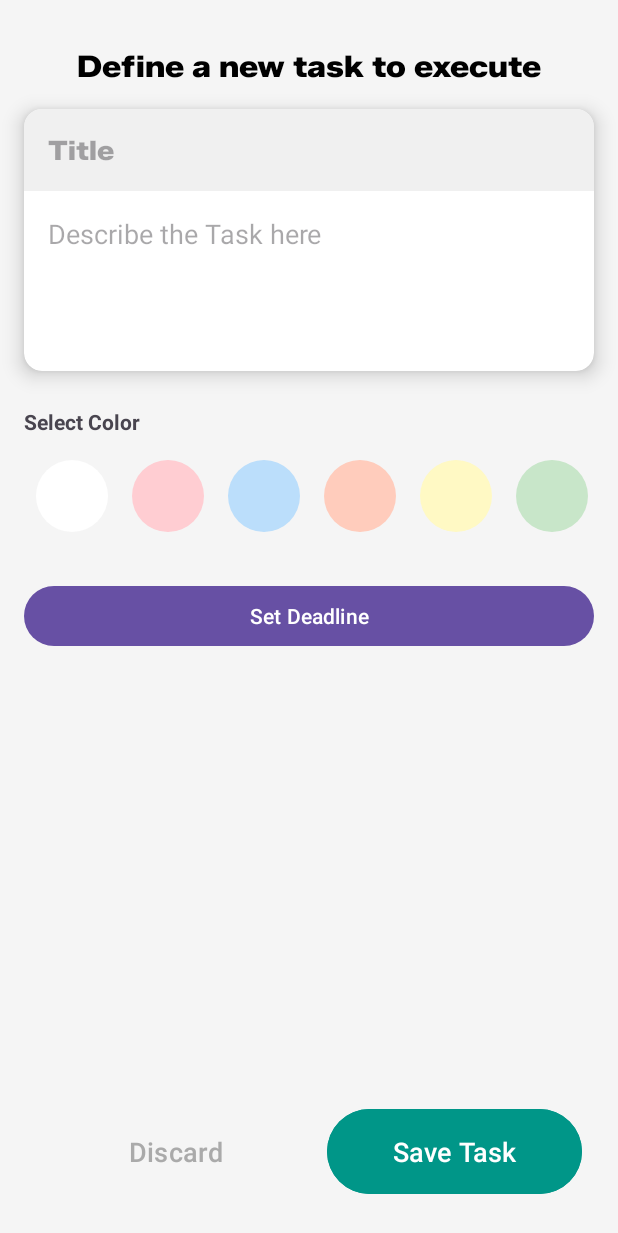
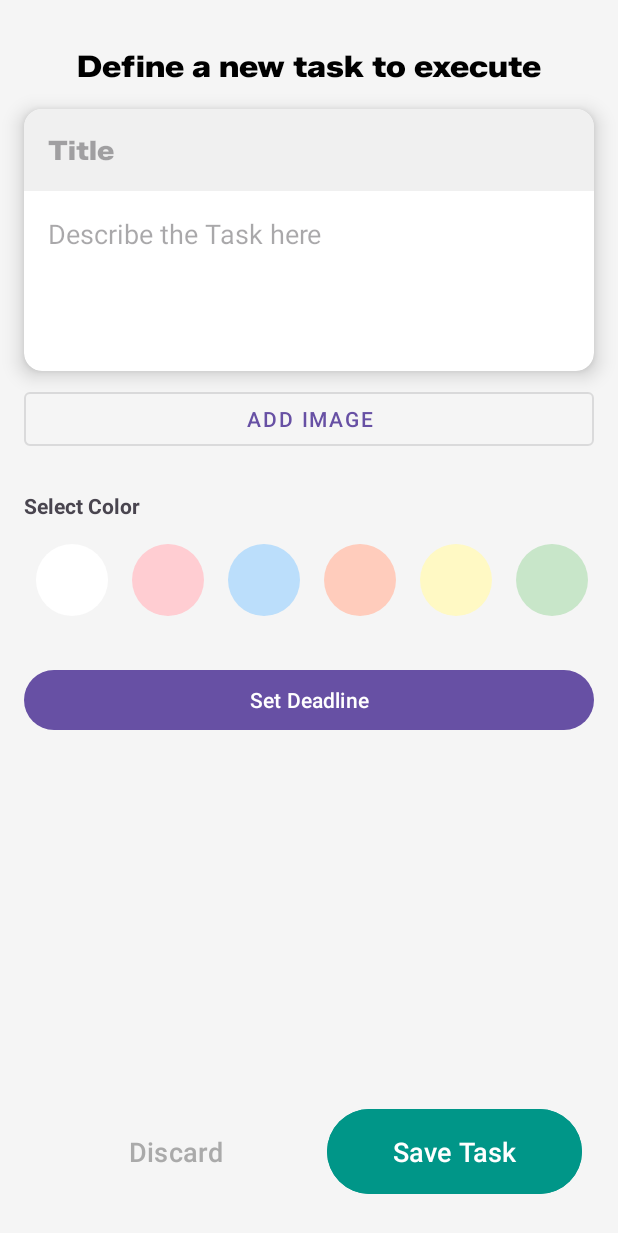
Before and after one commit to devlabsmobile98-ops/lab2_hitlist, an Android app: the Homepage screen opened directly, with no data from a screen before it, after a tap on "Add New Task", on a phone screen of 412 x 824 dp. Shown: the top 1233 px of the screen. Run offline under Robolectric (Android 15) with nearby library versions, the phone set to English and light mode, and no system bars.

Commit message:
feat: Add image picking and display functionality to tasks

```diff
--- a/app/build.gradle.kts
+++ b/app/build.gradle.kts
@@ -45,11 +45,14 @@ dependencies {
     implementation(libs.androidx.constraintlayout)
     implementation("androidx.recyclerview:recyclerview:1.3.2")
     implementation("androidx.cardview:cardview:1.0.0")
-    // Material 3 via version catalog (make sure libs.versions.toml has material = "1.12.0")
+    // Material 3 via version catalog
     implementation(libs.material)
 
     // (Your gif lib)
     implementation("pl.droidsonroids.gif:android-gif-drawable:1.2.17")
+
+    // --- FIX APPLIED HERE: Use the version catalog reference for Glide ---
+    implementation(libs.glide)
 
     // Test
     testImplementation(libs.junit)
--- a/app/src/main/java/com/example/hitlist/Task.kt
+++ b/app/src/main/java/com/example/hitlist/Task.kt
@@ -27,5 +27,6 @@ data class Task(
     val title: String,
     val description: String,
     val color: String?, // The '?' makes this property nullable, meaning it can hold a null value if no color is set.
-    val deadline: String? // This is also nullable in case a task is created without a deadline.
+    val deadline: String?, // This is also nullable in case a task is created without a deadline.
+    val imageUri: String? // to hold the image data
 ) : java.io.Serializable // This allows us to pass Task objects between activities
--- a/app/src/main/java/com/example/hitlist/TaskDatabaseHelper.kt
+++ b/app/src/main/java/com/example/hitlist/TaskDatabaseHelper.kt
@@ -9,44 +9,53 @@ class TaskDatabaseHelper(context: Context) : SQLiteOpenHelper(context, DATABASE_
 
     companion object {
         private const val DATABASE_NAME = "TaskDatabase.db"
-        private const val DATABASE_VERSION = 4
+        // --- FIX 1: Increment the database version ---
+        private const val DATABASE_VERSION = 5
         private const val TABLE_NAME = "Tasks"
         private const val COLUMN_ID = "id"
         private const val COLUMN_TITLE = "title"
         private const val COLUMN_DESCRIPTION = "description"
         private const val COLUMN_COLOR = "color"
         private const val COLUMN_DEADLINE = "deadline"
+        // --- FIX 2: Add the new column name ---
+        private const val COLUMN_IMAGE_URI = "image_uri"
     }
 
     override fun onCreate(db: SQLiteDatabase?) {
+        // --- FIX 3: Add the new column to the table creation query ---
         val createTableQuery = "CREATE TABLE $TABLE_NAME (" +
                 "$COLUMN_ID INTEGER PRIMARY KEY AUTOINCREMENT," +
                 "$COLUMN_TITLE TEXT NOT NULL," +
                 "$COLUMN_DESCRIPTION TEXT," +
                 "$COLUMN_COLOR TEXT," +
-                "$COLUMN_DEADLINE TEXT)"
+                "$COLUMN_DEADLINE TEXT," +
+                "$COLUMN_IMAGE_URI TEXT)" // Note the comma on the previous line
         db?.execSQL(createTableQuery)
     }
 
     override fun onUpgrade(db: SQLiteDatabase?, oldVersion: Int, newVersion: Int) {
+        // This simple upgrade policy deletes the old table and creates a new one.
+        // This is fine for development but not for a production app with user data.
         db?.execSQL("DROP TABLE IF EXISTS $TABLE_NAME")
         onCreate(db)
     }
 
-    fun addTask(title: String, description: String, color: String, deadline: String?): Long {
+    // --- FIX 4: Update addTask to accept the image URI ---
+    fun addTask(title: String, description: String, color: String, deadline: String?, imageUri: String?): Long {
         val db = this.writableDatabase
         val values = ContentValues().apply {
             put(COLUMN_TITLE, title)
             put(COLUMN_DESCRIPTION, description)
             put(COLUMN_COLOR, color)
             put(COLUMN_DEADLINE, deadline)
+            put(COLUMN_IMAGE_URI, imageUri)
         }
         val result = db.insert(TABLE_NAME, null, values)
         db.close()
         return result
     }
 
-    // NEW: Get all tasks as Task objects
+    // --- FIX 5: Update getAllTasks to retrieve the image URI ---
     fun getAllTasks(): List<Task> {
         val taskList = mutableListOf<Task>()
         val db = this.readableDatabase
@@ -59,8 +68,9 @@ class TaskDatabaseHelper(context: Context) : SQLiteOpenHelper(context, DATABASE_
                 val description = cursor.getString(cursor.getColumnIndexOrThrow(COLUMN_DESCRIPTION))
                 val color = cursor.getString(cursor.getColumnIndexOrThrow(COLUMN_COLOR))
                 val deadline = cursor.getString(cursor.getColumnIndexOrThrow(COLUMN_DEADLINE))
+                val imageUri = cursor.getString(cursor.getColumnIndexOrThrow(COLUMN_IMAGE_URI))
 
-                taskList.add(Task(id, title, description, color, deadline))
+                taskList.add(Task(id, title, description, color, deadline, imageUri))
             } while (cursor.moveToNext())
         }
         cursor.close()
@@ -68,7 +78,7 @@ class TaskDatabaseHelper(context: Context) : SQLiteOpenHelper(context, DATABASE_
         return taskList
     }
 
-    // NEW: Search tasks by title
+    // --- FIX 6: Update searchTasks to retrieve the image URI ---
     fun searchTasks(query: String): List<Task> {
         val taskList = mutableListOf<Task>()
         val db = this.readableDatabase
@@ -84,20 +94,23 @@ class TaskDatabaseHelper(context: Context) : SQLiteOpenHelper(context, DATABASE_
                 val description = cursor.getString(cursor.getColumnIndexOrThrow(COLUMN_DESCRIPTION))
                 val color = cursor.getString(cursor.getColumnIndexOrThrow(COLUMN_COLOR))
                 val deadline = cursor.getString(cursor.getColumnIndexOrThrow(COLUMN_DEADLINE))
+                val imageUri = cursor.getString(cursor.getColumnIndexOrThrow(COLUMN_IMAGE_URI))
 
-                taskList.add(Task(id, title, description, color, deadline))
+                taskList.add(Task(id, title, description, color, deadline, imageUri))
             } while (cursor.moveToNext())
         }
         cursor.close()
         db.close()
         return taskList
     }
-    // DELETE tasks
+
     fun deleteTask(taskId: Long) {
         val db = this.writableDatabase
         db.delete(TABLE_NAME, "$COLUMN_ID = ?", arrayOf(taskId.toString()))
         db.close()
     }
+
+    // --- FIX 7: Update updateTask to handle the image URI ---
     fun updateTask(task: Task): Int {
         val db = this.writableDatabase
         val values = ContentValues().apply {
@@ -105,6 +118,7 @@ class TaskDatabaseHelper(context: Context) : SQLiteOpenHelper(context, DATABASE_
             put(COLUMN_DESCRIPTION, task.description)
             put(COLUMN_COLOR, task.color)
             put(COLUMN_DEADLINE, task.deadline)
+            put(COLUMN_IMAGE_URI, task.imageUri)
         }
         val result = db.update(TABLE_NAME, values, "$COLUMN_ID = ?", arrayOf(task.id.toString()))
         db.close()
--- a/app/src/main/java/com/example/hitlist/TaskDetailActivity.kt
+++ b/app/src/main/java/com/example/hitlist/TaskDetailActivity.kt
@@ -3,23 +3,27 @@ package com.example.hitlist
 import android.app.DatePickerDialog
 import android.content.Intent
 import android.graphics.Color
+import android.net.Uri
 import android.os.Build
 import android.os.Bundle
 import android.view.View
 import android.widget.Button
 import android.widget.EditText
+import android.widget.ImageView
 import android.widget.TextView
 import android.widget.Toast
 import androidx.activity.OnBackPressedCallback
+import androidx.activity.result.contract.ActivityResultContracts
 import androidx.appcompat.app.AlertDialog
 import androidx.appcompat.app.AppCompatActivity
 import androidx.cardview.widget.CardView
+import com.bumptech.glide.Glide
 import java.io.Serializable
 import java.util.Calendar
 
 class TaskDetailActivity : AppCompatActivity() {
 
-    // UI Views
+    // --- UI Views ---
     private lateinit var titleEditText: EditText
     private lateinit var descriptionEditText: EditText
     private lateinit var saveButton: Button
@@ -27,22 +31,34 @@ class TaskDetailActivity : AppCompatActivity() {
     private lateinit var deleteButton: Button
     private lateinit var setDeadlineButton: Button
     private lateinit var stickyNoteCard: CardView
+    // --- NEW: UI for Image ---
+    private lateinit var addImageButton: Button
+    private lateinit var taskImageView: ImageView
 
-    // Data and State
+    // --- Data and State ---
     private lateinit var dbHelper: TaskDatabaseHelper
     private var existingTask: Task? = null
     private var isEditMode = false
     private var selectedColor: String = "#FFFFFF"
     private var selectedDeadline: String? = null
+    // --- NEW: State for Image URI ---
+    private var selectedImageUri: String? = null
 
-    // Map to get the dark color for the sticky note's title bar
+    // --- NEW: ActivityResultLauncher to handle picking an image from the gallery ---
+    private val pickImageLauncher = registerForActivityResult(ActivityResultContracts.GetContent()) { uri: Uri? ->
+        uri?.let {
+            // Take persistent permissions to access the image URI across device reboots
+            contentResolver.takePersistableUriPermission(it, Intent.FLAG_GRANT_READ_URI_PERMISSION)
+            // Store the URI as a string and update the UI
+            selectedImageUri = it.toString()
+            updateImageView()
+        }
+    }
+
+    // Color map
     private val colorMap = mapOf(
-        "#FFFFFF" to "#F0F0F0",
-        "#FFCDD2" to "#E57373",
-        "#BBDEFB" to "#64B5F6",
-        "#FFCCBC" to "#FF8A65",
-        "#FFF9C4" to "#FFF176",
-        "#C8E6C9" to "#81C784"
+        "#FFFFFF" to "#F0F0F0", "#FFCDD2" to "#E57373", "#BBDEFB" to "#64B5F6",
+        "#FFCCBC" to "#FF8A65", "#FFF9C4" to "#FFF176", "#C8E6C9" to "#81C784"
     )
 
     override fun onCreate(savedInstanceState: Bundle?) {
@@ -59,14 +75,16 @@ class TaskDetailActivity : AppCompatActivity() {
         deleteButton = findViewById(R.id.deleteButton)
         setDeadlineButton = findViewById(R.id.setDeadlineButton)
         stickyNoteCard = findViewById(R.id.stickyNoteCard)
+        // --- NEW: Initialize Image UI ---
+        addImageButton = findViewById(R.id.addImageButton)
+        taskImageView = findViewById(R.id.taskImageView)
 
-        // Determine if we are creating or editing a task
+        // Determine if we are creating or editing
         if (intent.hasExtra("EXTRA_TASK")) {
             isEditMode = true
             existingTask = getSerializable(intent, "EXTRA_TASK", Task::class.java)
         }
 
-        // Configure the screen based on the mode
         if (isEditMode) {
             setupEditMode()
         } else {
@@ -74,31 +92,22 @@ class TaskDetailActivity : AppCompatActivity() {
         }
 
         setupClickListeners()
-
-        // --- NEW: Add back press handling ---
         setupBackPressHandling()
     }
 
-    // --- NEW: Method to handle the system back button and show a confirmation dialog ---
     private fun setupBackPressHandling() {
         val callback = object : OnBackPressedCallback(true) {
-            override fun handleOnBackPressed() {
-                showExitConfirmationDialog()
-            }
+            override fun handleOnBackPressed() { showExitConfirmationDialog() }
         }
         onBackPressedDispatcher.addCallback(this, callback)
     }
 
-    // --- NEW: Confirmation dialog logic ---
     private fun showExitConfirmationDialog() {
-        val message = if (isEditMode) "Are you sure you want to discard your changes?" else "Are you sure you want to discard this new task?"
+        val message = if (isEditMode) "Discard your changes?" else "Discard this new task?"
         AlertDialog.Builder(this)
-            .setTitle("Discard Changes?")
+            .setTitle("Discard")
             .setMessage(message)
-            .setPositiveButton("Discard") { _, _ ->
-                // To safely finish the activity, we call the original back press behavior
-                finish()
-            }
+            .setPositiveButton("Discard") { _, _ -> finish() }
             .setNegativeButton("Keep Editing", null)
             .show()
     }
@@ -106,7 +115,6 @@ class TaskDetailActivity : AppCompatActivity() {
     private fun setupEditMode() {
         findViewById<TextView>(R.id.screenHeader).text = "Edit Your Task"
         saveButton.text = "Update"
-        discardButton.text = "Cancel" // "Cancel" can make more sense than "Discard" when editing
         deleteButton.visibility = View.VISIBLE
 
         existingTask?.let { task ->
@@ -114,8 +122,12 @@ class TaskDetailActivity : AppCompatActivity() {
             descriptionEditText.setText(task.description)
             selectedColor = task.color ?: "#FFFFFF"
             selectedDeadline = task.deadline
+            // --- NEW: Load existing image URI ---
+            selectedImageUri = task.imageUri
             updateDeadlineDisplay()
             updateNoteColors()
+            // --- NEW: Update the image view ---
+            updateImageView()
         }
     }
 
@@ -128,11 +140,13 @@ class TaskDetailActivity : AppCompatActivity() {
 
     private fun setupClickListeners() {
         saveButton.setOnClickListener { saveOrUpdateTask() }
-        // The discard button should show the same confirmation as the back button
         discardButton.setOnClickListener { showExitConfirmationDialog() }
         deleteButton.setOnClickListener { deleteTask() }
         setDeadlineButton.setOnClickListener { showDatePickerDialog() }
+        // --- NEW: Click listener for adding an image ---
+        addImageButton.setOnClickListener { pickImageLauncher.launch("image/*") }
 
+        // Color pickers
         findViewById<View>(R.id.colorDefault).setOnClickListener { onColorSelected("#FFFFFF") }
         findViewById<View>(R.id.colorRed).setOnClickListener { onColorSelected("#FFCDD2") }
         findViewById<View>(R.id.colorBlue).setOnClickListener { onColorSelected("#BBDEFB") }
@@ -149,9 +163,8 @@ class TaskDetailActivity : AppCompatActivity() {
     private fun updateNoteColors() {
         val lightColor = Color.parseColor(selectedColor)
         val darkColorString = colorMap[selectedColor] ?: selectedColor
-        val darkColor = Color.parseColor(darkColorString)
+        titleEditText.setBackgroundColor(Color.parseColor(darkColorString))
         stickyNoteCard.setCardBackgroundColor(lightColor)
-        titleEditText.setBackgroundColor(darkColor)
     }
 
     private fun saveOrUpdateTask() {
@@ -167,11 +180,14 @@ class TaskDetailActivity : AppCompatActivity() {
                 title = taskTitle,
                 description = taskDescription,
                 color = selectedColor,
-                deadline = selectedDeadline
+                deadline = selectedDeadline,
+                // --- NEW: Include image URI in update ---
+                imageUri = selectedImageUri
             )
             dbHelper.updateTask(updatedTask)
         } else {
-            dbHelper.addTask(taskTitle, taskDescription, selectedColor, selectedDeadline)
+            // --- NEW: Include image URI when adding ---
+            dbHelper.addTask(taskTitle, taskDescription, selectedColor, selectedDeadline, selectedImageUri)
         }
 
         setResult(RESULT_OK)
@@ -191,15 +207,25 @@ class TaskDetailActivity : AppCompatActivity() {
         DatePickerDialog(this, { _, year, month, day ->
             selectedDeadline = "$day/${month + 1}/$year"
             updateDeadlineDisplay()
-        },
-            calendar.get(Calendar.YEAR),
-            calendar.get(Calendar.MONTH),
-            calendar.get(Calendar.DAY_OF_MONTH)
-        ).show()
+        }, calendar.get(Calendar.YEAR), calendar.get(Calendar.MONTH), calendar.get(Calendar.DAY_OF_MONTH)).show()
     }
 
     private fun updateDeadlineDisplay() {
         setDeadlineButton.text = if (selectedDeadline != null) "Deadline: $selectedDeadline" else "Set Deadline"
+    }
+
+    // --- NEW: Method to show or hide the ImageView and load the image with Glide ---
+    private fun updateImageView() {
+        if (selectedImageUri != null) {
+            taskImageView.visibility = View.VISIBLE
+            addImageButton.text = "Change Image" // Update button text for better UX
+            Glide.with(this)
+                .load(Uri.parse(selectedImageUri))
+                .into(taskImageView)
+        } else {
+            taskImageView.visibility = View.GONE
+            addImageButton.text = "Add Image"
+        }
     }
 
     private fun <T : Serializable?> getSerializable(intent: Intent, key: String, clazz: Class<T>): T? {
--- a/app/src/main/res/layout/activity_task_detail.xml
+++ b/app/src/main/res/layout/activity_task_detail.xml
@@ -10,8 +10,9 @@
     <androidx.constraintlayout.widget.ConstraintLayout
         android:layout_width="match_parent"
         android:layout_height="wrap_content"
-        tools:context=".TaskDetailActivity"> <!-- Context updated to TaskDetailActivity -->
+        tools:context=".TaskDetailActivity">
 
+        <!-- ... Header TextView and stickyNoteCard CardView are unchanged ... -->
         <TextView
             android:id="@+id/screenHeader"
             android:layout_width="wrap_content"
@@ -39,11 +40,11 @@
             app:layout_constraintStart_toStartOf="parent"
             app:layout_constraintTop_toBottomOf="@+id/screenHeader">
 
+            <!-- ... The LinearLayout with EditTexts inside is unchanged ... -->
             <LinearLayout
                 android:layout_width="match_parent"
                 android:layout_height="wrap_content"
                 android:orientation="vertical">
-
                 <EditText
                     android:id="@+id/taskTitleEditText"
                     android:layout_width="match_parent"
@@ -55,7 +56,6 @@
                     android:padding="16dp"
                     android:textColor="@android:color/black"
                     android:textStyle="bold" />
-
                 <EditText
                     android:id="@+id/taskDescriptionEditText"
                     android:layout_width="match_parent"
@@ -70,6 +70,45 @@
             </LinearLayout>
         </androidx.cardview.widget.CardView>
 
+        <!--
+            *** FIX 1: ADD THE IMAGEVIEW TO DISPLAY THE TASK IMAGE ***
+            - It's placed below the stickyNoteCard.
+            - `android:visibility="gone"` makes it hidden until an image is selected.
+            - `android:scaleType="centerCrop"` ensures the image looks good.
+        -->
+        <ImageView
+            android:id="@+id/taskImageView"
+            android:layout_width="0dp"
+            android:layout_height="200dp"
+            android:layout_marginTop="16dp"
+            android:background="@drawable/search_bar_background"
+            android:scaleType="centerCrop"
+            android:visibility="gone"
+            app:layout_constraintEnd_toEndOf="@id/stickyNoteCard"
+            app:layout_constraintStart_toStartOf="@id/stickyNoteCard"
+            app:layout_constraintTop_toBottomOf="@id/stickyNoteCard"
+            tools:src="@tools:sample/backgrounds/scenic"
+            tools:visibility="visible" />
+
+        <!--
+            *** FIX 2: ADD THE BUTTON TO ADD/CHANGE THE IMAGE ***
+            - It's constrained below the new ImageView.
+        -->
+        <Button
+            android:id="@+id/addImageButton"
+            style="@style/Widget.MaterialComponents.Button.OutlinedButton"
+            android:layout_width="0dp"
+            android:layout_height="wrap_content"
+            android:layout_marginTop="8dp"
+            android:text="Add Image"
+            app:layout_constraintEnd_toEndOf="@id/stickyNoteCard"
+            app:layout_constraintStart_toStartOf="@id/stickyNoteCard"
+            app:layout_constraintTop_toBottomOf="@id/taskImageView" />
+
+        <!--
+            *** FIX 3: UPDATE THE TOP CONSTRAINT OF THE COLOR LABEL ***
+            - The color selector section is now constrained to the bottom of the new addImageButton.
+        -->
         <TextView
             android:id="@+id/colorSelectorLabel"
             android:layout_width="wrap_content"
@@ -78,8 +117,9 @@
             android:text="Select Color"
             android:textStyle="bold"
             app:layout_constraintStart_toStartOf="@+id/stickyNoteCard"
-            app:layout_constraintTop_toBottomOf="@id/stickyNoteCard" />
+            app:layout_constraintTop_toBottomOf="@id/addImageButton" />
 
+        <!-- ... The rest of the layout (Color Scroller, Deadline Button, Bottom Buttons) is unchanged ... -->
         <HorizontalScrollView
             android:id="@+id/colorSelectorScrollView"
             android:layout_width="0dp"
@@ -89,14 +129,13 @@
             app:layout_constraintEnd_toEndOf="@id/stickyNoteCard"
             app:layout_constraintStart_toStartOf="@id/stickyNoteCard"
             app:layout_constraintTop_toBottomOf="@id/colorSelectorLabel">
-
+            <!-- ... Color buttons inside ... -->
             <LinearLayout
                 android:id="@+id/colorSelectorLayout"
                 android:layout_width="wrap_content"
                 android:layout_height="wrap_content"
                 android:orientation="horizontal"
                 android:paddingVertical="8dp">
-
                 <ImageButton
                     android:id="@+id/colorDefault"
                     android:layout_width="48dp"
@@ -141,7 +180,6 @@
                     android:contentDescription="Green Color" />
             </LinearLayout>
         </HorizontalScrollView>
-
         <Button
             android:id="@+id/setDeadlineButton"
             android:layout_width="0dp"
@@ -151,7 +189,6 @@
             app:layout_constraintEnd_toEndOf="@id/stickyNoteCard"
             app:layout_constraintStart_toStartOf="@id/stickyNoteCard"
             app:layout_constraintTop_toBottomOf="@id/colorSelectorScrollView" />
-
         <LinearLayout
             android:id="@+id/bottomActionLayout"
             android:layout_width="0dp"
@@ -165,7 +202,7 @@
             app:layout_constraintStart_toStartOf="parent"
             app:layout_constraintTop_toBottomOf="@id/setDeadlineButton"
             app:layout_constraintVertical_bias="1.0">
-
+            <!-- ... Bottom buttons inside ... -->
             <Button
                 android:id="@+id/discardButton"
                 style="?android:attr/buttonBarButtonStyle"
@@ -177,7 +214,6 @@
                 android:text="Discard"
                 android:textColor="@android:color/darker_gray"
                 android:textSize="18sp" />
-
             <Button
                 android:id="@+id/deleteButton"
                 style="?android:attr/buttonBarButtonStyle"
@@ -190,8 +226,7 @@
                 android:textColor="#D32F2F"
                 android:textSize="18sp"
                 android:visibility="gone"
-                tools:visibility="visible"/>
-
+                tools:visibility="visible" />
             <Button
                 android:id="@+id/saveButton"
                 android:layout_width="0dp"
@@ -203,7 +238,7 @@
                 android:text="Save"
                 android:textColor="@color/white"
                 android:textSize="18sp" />
+        </LinearLayout>
 
-        </LinearLayout>
     </androidx.constraintlayout.widget.ConstraintLayout>
 </ScrollView>
--- a/gradle/libs.versions.toml
+++ b/gradle/libs.versions.toml
@@ -19,6 +19,8 @@ androidx-appcompat = { group = "androidx.appcompat", name = "appcompat", version
 material = { group = "com.google.android.material", name = "material", version.ref = "material" }
 androidx-activity = { group = "androidx.activity", name = "activity", version.ref = "activity" }
 androidx-constraintlayout = { group = "androidx.constraintlayout", name = "constraintlayout", version.ref = "constraintlayout" }
+# --- ADD THIS LINE FOR GLIDE ---
+glide = { group = "com.github.bumptech.glide", name = "glide", version = "4.16.0" }
 
 [plugins]
 android-application = { id = "com.android.application", version.ref = "agp" }
```
